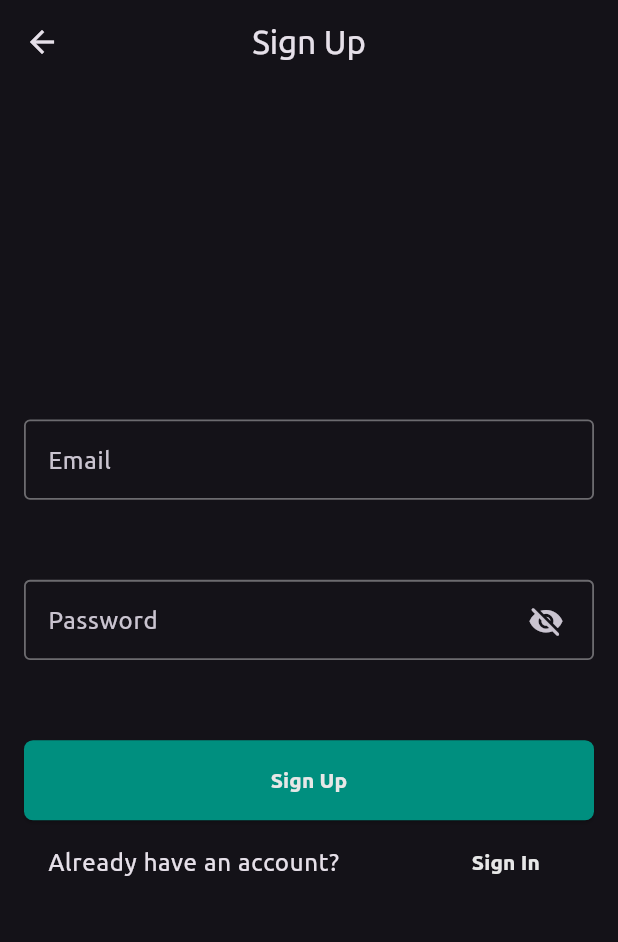
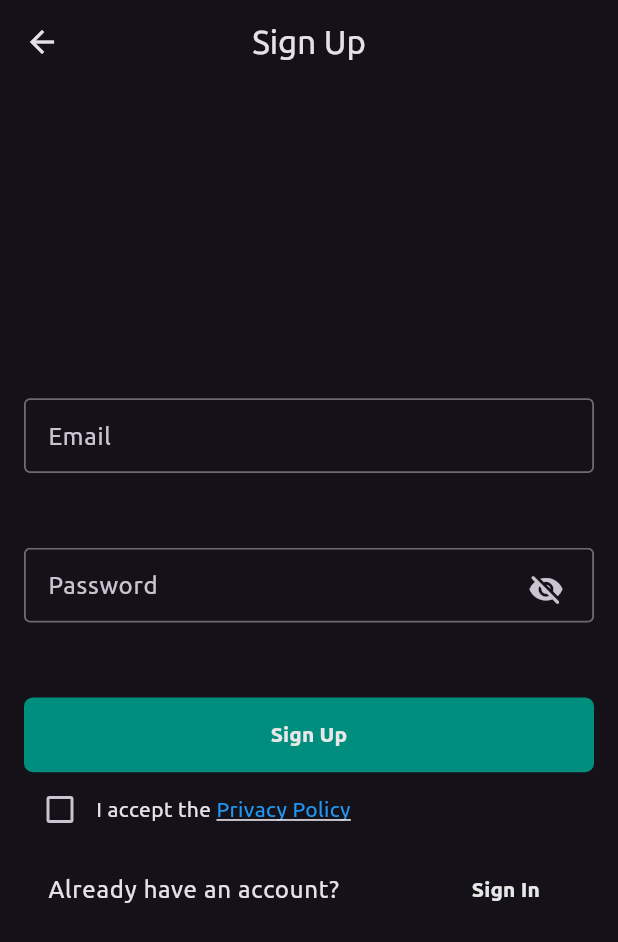
Before and after one commit to acadbek0607/firebase_auth, a Flutter app: the SignUpPage screen opened by its route, on a phone screen of 412 x 824 dp. Shown: the top 942 px of the screen. Run offline on Flutter 3.47's test engine with Material 3 defaults, Android fonts, the phone set to English and light mode, and no system bars; our stand-ins replace cloud_firestore, easy_localization, equatable, firebase_auth, firebase_core, firebase_storage and 3 more; accounts and stored records are empty.

Commit message:
final update

```diff
--- /dev/null
+++ b/assets/privacy/en.txt
@@ -0,0 +1,4 @@
+Privacy Policy
+
+This application stores minimal personal information necessary for authentication purposes.
+Your data will not be shared with third parties. By using this application you agree to this policy.
--- /dev/null
+++ b/assets/privacy/ru.txt
@@ -0,0 +1,4 @@
+Политика конфиденциальности
+
+Это приложение хранит минимальные персональные данные, необходимые для аутентификации.
+Ваши данные не будут переданы третьим лицам. Используя приложение, вы соглашаетесь с данной политикой.
--- /dev/null
+++ b/assets/privacy/uz.txt
@@ -0,0 +1,4 @@
+Maxfiylik siyosati
+
+Ushbu ilova autentifikatsiya uchun zarur bo‘lgan minimal shaxsiy maʼlumotlarni saqlaydi. Maʼlumotlaringiz uchinchi shaxslarga uzatilmaydi.
+Ilovadan foydalanish orqali siz ushbu siyosatga rozilik bildirasiz.
--- a/assets/translations/en.json
+++ b/assets/translations/en.json
@@ -97,5 +97,7 @@
   "day_wednesday": "Wed",
   "day_thursday": "Thu",
   "day_friday": "Fri",
-  "day_saturday": "Sat"
+  "day_saturday": "Sat",
+  "privacy_policy": "Privacy Policy",
+  "accept_privacy_policy": "I accept the"
 }
--- a/assets/translations/ru.json
+++ b/assets/translations/ru.json
@@ -97,5 +97,7 @@
   "day_wednesday": "Ср",
   "day_thursday": "Чт",
   "day_friday": "Пт",
-  "day_saturday": "Сб"
+  "day_saturday": "Сб",
+  "privacy_policy": "Политика конфиденциальности",
+  "accept_privacy_policy": "Я принимаю"
 }
--- a/assets/translations/uz.json
+++ b/assets/translations/uz.json
@@ -97,5 +97,7 @@
   "day_wednesday": "Chor",
   "day_thursday": "Pay",
   "day_friday": "Ju",
-  "day_saturday": "Sha"
+  "day_saturday": "Sha",
+  "privacy_policy": "Maxfiylik siyosati",
+  "accept_privacy_policy": "Men roziman"
 }
--- a/lib/features/auth/presentation/pages/sign_up_page.dart
+++ b/lib/features/auth/presentation/pages/sign_up_page.dart
@@ -1,3 +1,5 @@
+// ignore_for_file: prefer_interpolation_to_compose_strings
+
 import 'package:easy_localization/easy_localization.dart';
 import 'package:fire_auth/core/constants/classes.dart';
 import 'package:fire_auth/core/constants/notifier.dart';
@@ -16,6 +18,7 @@ class _SignUpPageState extends State<SignUpPage> {
   final _emailController = TextEditingController();
   final _passwordController = TextEditingController();
   bool _obscure = true;
+  bool _accepted = false;
 
   void _onSignUpPressed() {
     final email = _emailController.text.trim();
@@ -79,7 +82,7 @@ class _SignUpPageState extends State<SignUpPage> {
                   Spacer(),
                   Expanded(
                     child: ElevatedButton(
-                      onPressed: _onSignUpPressed,
+                      onPressed: _accepted ? _onSignUpPressed : null,
                       style: Kstyle.buttonStyle.copyWith(
                         minimumSize: WidgetStateProperty.all(
                           const Size(double.infinity, 48),
@@ -91,6 +94,38 @@ class _SignUpPageState extends State<SignUpPage> {
                           fontWeight: FontWeight.bold,
                         ),
                       ),
+                    ),
+                  ),
+                  Expanded(
+                    child: Row(
+                      children: [
+                        Checkbox(
+                          value: _accepted,
+                          onChanged: (val) =>
+                              setState(() => _accepted = val ?? false),
+                        ),
+                        Expanded(
+                          child: Wrap(
+                            children: [
+                              Text(
+                                tr('accept_privacy_policy', context: context) +
+                                    ' ',
+                              ),
+                              GestureDetector(
+                                onTap: () =>
+                                    Navigator.pushNamed(context, '/privacy'),
+                                child: Text(
+                                  tr('privacy_policy', context: context),
+                                  style: const TextStyle(
+                                    color: Colors.blue,
+                                    decoration: TextDecoration.underline,
+                                  ),
+                                ),
+                              ),
+                            ],
+                          ),
+                        ),
+                      ],
                     ),
                   ),
                   Expanded(
--- a/lib/main.dart
+++ b/lib/main.dart
@@ -1,5 +1,6 @@
 import 'package:easy_localization/easy_localization.dart';
 import 'package:fire_auth/core/constants/notifier.dart';
+import 'package:fire_auth/features/auth/presentation/pages/privacy_policy_page.dart';
 import 'package:fire_auth/features/contract/domain/entities/contract_entity.dart';
 import 'package:fire_auth/features/profile/data/repos/profile_repo_impl.dart';
 import 'package:fire_auth/features/profile/domain/usecase/create_or_update_profile.dart';
@@ -172,6 +173,7 @@ class MyApp extends StatelessWidget {
             '/saved': (context) => const MainScaffold(),
             '/profile': (context) => const MainScaffold(),
             '/search': (context) => const SearchPage(),
+            '/privacy': (context) => const PrivacyPolicyPage(),
           },
           onGenerateRoute: (settings) {
             switch (settings.name) {
--- a/pubspec.yaml
+++ b/pubspec.yaml
@@ -46,6 +46,7 @@ flutter:
     - assets/fonts/
     - assets/flags/
     - assets/translations/
+    - assets/privacy/
 
   fonts:
     - family: Ubuntu
```
Also changed, not shown: lib/features/auth/presentation/pages/privacy_policy_page.dart (added, +42 -0 lines), 1 other file.
